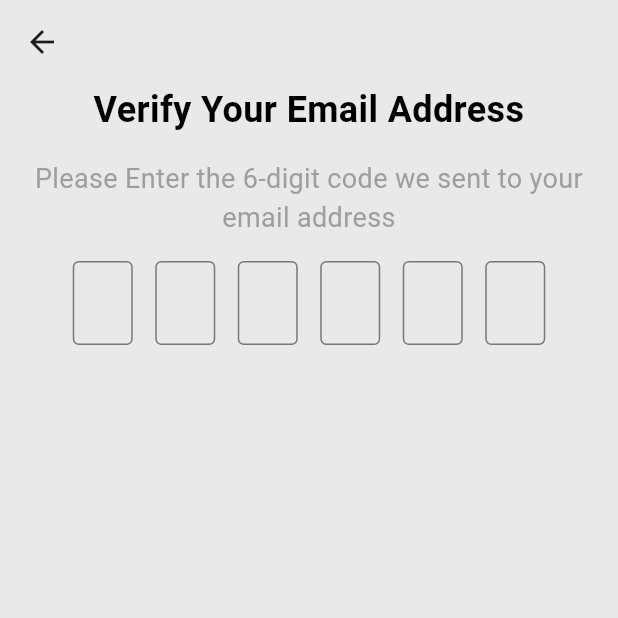
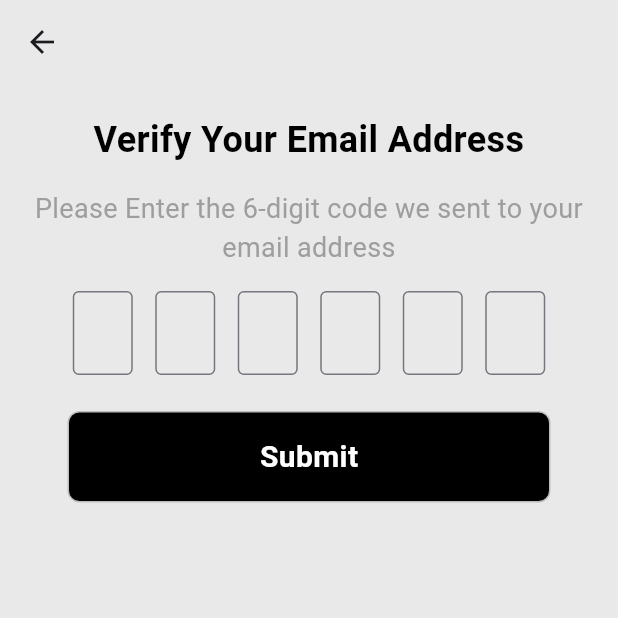
Before and after one commit to Gimhansathsara843/Notation_App, a Flutter app: the OTP_screen screen opened directly, on a phone screen of 412 x 824 dp, the top half of it. Run offline on Flutter 3.47's test engine with Material 3 defaults, Android fonts, the phone set to English and light mode, and no system bars; our stand-ins replace lottie; network calls fail.

Commit message:
front end

```diff
--- a/Mobile Client/notatoin_app_front_end/lib/screens/OTP_screen.dart
+++ b/Mobile Client/notatoin_app_front_end/lib/screens/OTP_screen.dart
@@ -1,22 +1,34 @@
 import 'package:flutter/material.dart';
+import 'package:notatoin_app_front_end/widgets/otp_submit_button.dart';
 
 class OTP_screen extends StatelessWidget {
+  const OTP_screen({super.key});
+
+  // Corrected the case mismatch in the method name
+  void otpButton() {
+    // Add logic for what happens when the OTP is submitted
+  }
+
   @override
   Widget build(BuildContext context) {
     return Scaffold(
-            resizeToAvoidBottomInset: true,  // Allow the page to adjust when the keyboard opens
+      resizeToAvoidBottomInset:
+          true, // Allow the page to adjust when the keyboard opens
       backgroundColor: const Color.fromARGB(255, 233, 233, 233),
       appBar: AppBar(
         backgroundColor: const Color.fromARGB(255, 233, 233, 233),
       ),
-            body: SingleChildScrollView(  // Ensures scrolling if content overflows
+      body: SingleChildScrollView(
+        // Ensures scrolling if content overflows
         child: Padding(
-                  padding: const EdgeInsets.symmetric(horizontal: 20.0),  // Add padding to the sides for better spacing
+          padding: const EdgeInsets.symmetric(
+              horizontal: 20.0), // Add padding to the sides for better spacing
           child: Column(
-                      mainAxisAlignment: MainAxisAlignment.start,    // Aligns content at the top
+            mainAxisAlignment:
+                MainAxisAlignment.start, // Aligns content at the top
             children: [
-                          const SizedBox(height: 0),  // Add some space from the top
-                          Text(
+              const SizedBox(height: 20), // Add some space from the top
+              const Text(
                 'Verify Your Email Address',
                 style: TextStyle(
                   color: Colors.black,
@@ -25,8 +37,9 @@ class OTP_screen extends StatelessWidget {
                 ),
                 textAlign: TextAlign.center,
               ),
-                          const SizedBox(height: 16),  // Add some spacing between the text elements
-                          Text(
+              const SizedBox(
+                  height: 16), // Add some spacing between the text elements
+              const Text(
                 'Please Enter the 6-digit code we sent to your email address',
                 style: TextStyle(
                   color: Colors.grey,
@@ -35,9 +48,10 @@ class OTP_screen extends StatelessWidget {
                 ),
                 textAlign: TextAlign.center,
               ),
-                          const SizedBox(height: 16),  // Add some spacing between the text elements
+              const SizedBox(
+                  height: 16), // Add some spacing between the text elements
 
-Row(
+              const Row(
                 mainAxisAlignment: MainAxisAlignment.center,
                 children: [
                   SizedBox(
@@ -59,72 +73,70 @@ Row(
                       maxLength: 1,
                       keyboardType: TextInputType.number,
                       textAlign: TextAlign.center,
-        decoration: InputDecoration(
+                      decoration: const InputDecoration(
                         counterText: "", // Hides the character counter
                         border: OutlineInputBorder(),
                       ),
                     ),
                   ),
-    SizedBox(width: 15), // Spacing between OTP boxes
+                  const SizedBox(width: 15), // Spacing between OTP boxes
                   SizedBox(
                     width: 40,
                     child: TextField(
                       maxLength: 1,
                       keyboardType: TextInputType.number,
                       textAlign: TextAlign.center,
-        decoration: InputDecoration(
+                      decoration: const InputDecoration(
                         counterText: "", // Hides the character counter
                         border: OutlineInputBorder(),
                       ),
                     ),
                   ),
-    SizedBox(width: 15), // Spacing between OTP boxes
+                  const SizedBox(width: 15), // Spacing between OTP boxes
                   SizedBox(
                     width: 40,
                     child: TextField(
                       maxLength: 1,
                       keyboardType: TextInputType.number,
                       textAlign: TextAlign.center,
-        decoration: InputDecoration(
+                      decoration: const InputDecoration(
                         counterText: "", // Hides the character counter
                         border: OutlineInputBorder(),
                       ),
                     ),
                   ),
-    SizedBox(width: 15), // Spacing between OTP boxes
+                  const SizedBox(width: 15), // Spacing between OTP boxes
                   SizedBox(
                     width: 40,
                     child: TextField(
                       maxLength: 1,
                       keyboardType: TextInputType.number,
                       textAlign: TextAlign.center,
-        decoration: InputDecoration(
+                      decoration: const InputDecoration(
                         counterText: "", // Hides the character counter
                         border: OutlineInputBorder(),
                       ),
                     ),
                   ),
-    SizedBox(width: 15), // Spacing between OTP boxes
+                  const SizedBox(width: 15), // Spacing between OTP boxes
                   SizedBox(
                     width: 40,
                     child: TextField(
                       maxLength: 1,
                       keyboardType: TextInputType.number,
                       textAlign: TextAlign.center,
-        decoration: InputDecoration(
+                      decoration: const InputDecoration(
                         counterText: "", // Hides the character counter
                         border: OutlineInputBorder(),
                       ),
                     ),
                   ),
-
-
                 ],
-)
-
-
-
-
+              ),
+              const SizedBox(height: 24), // Space before the submit button
+              OtpSubmitButton(
+                onTap: otpButton, // Using the corrected method name
+              ),
             ],
           ),
         ),
--- a/Mobile Client/notatoin_app_front_end/lib/widgets/otp_submit_button.dart
+++ b/Mobile Client/notatoin_app_front_end/lib/widgets/otp_submit_button.dart
@@ -0,0 +1,36 @@
+import 'package:flutter/material.dart';
+
+class OtpSubmitButton extends StatelessWidget {
+  final Function()? onTap;
+  const OtpSubmitButton({super.key, required this.onTap});
+
+  @override
+  Widget build(BuildContext context) {
+
+
+
+    return GestureDetector(
+      onTap: onTap,
+      child: Container(
+        padding: const EdgeInsets.all(15),
+        margin: const EdgeInsets.symmetric(horizontal: 25),
+
+        decoration: BoxDecoration(
+          color: const Color.fromARGB(255, 0, 0, 0),
+          borderRadius: BorderRadius.circular(8),
+          border: Border.all(color: Colors.grey.shade400),
+        ),
+
+        child: Center(
+          child: const Text("Submit",
+            style: TextStyle(
+              color: Colors.white,
+              fontWeight: FontWeight.bold,
+              fontSize: 20,
+            ),
+                ),
+        )
+      ),
+    );
+  }
+}
```
Also changed, not shown: Mobile Client/notatoin_app_front_end/lib/screens/login_screen.dart (+3 -4 lines). Lines whose indentation alone changed are shown as unchanged.
